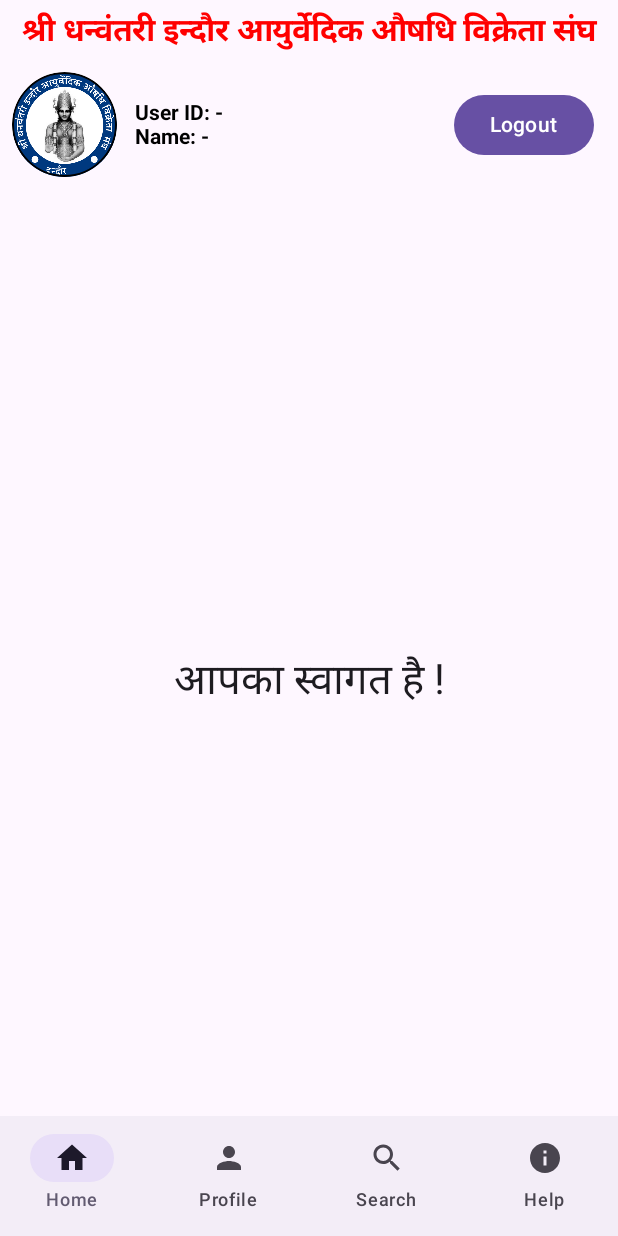
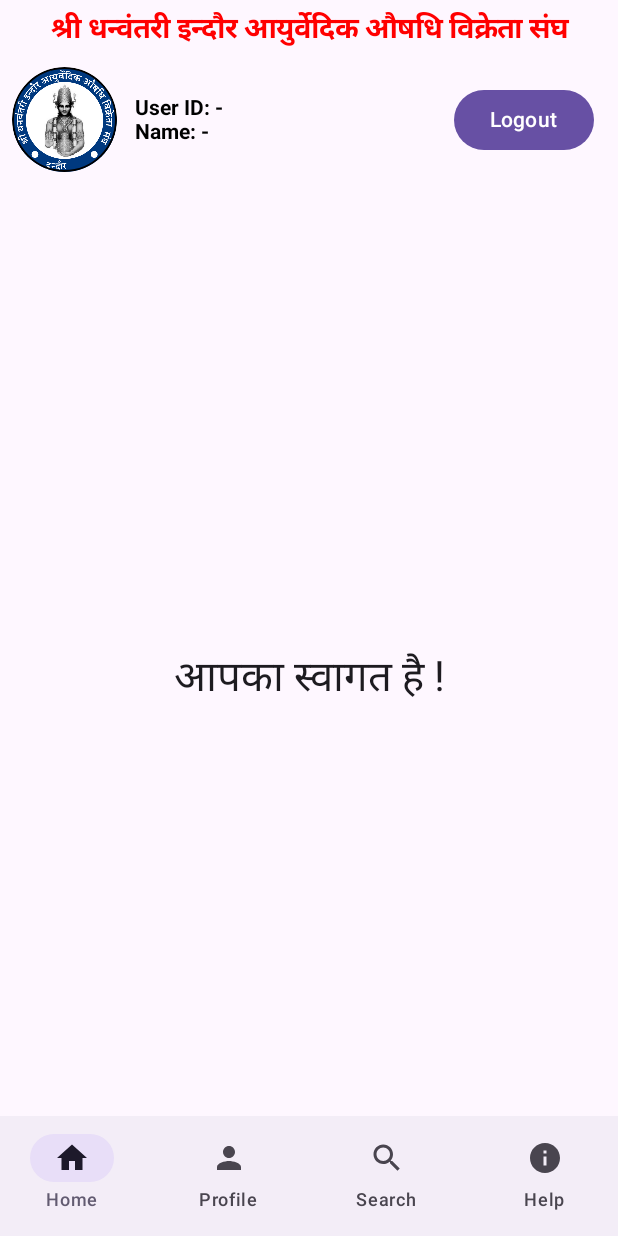
Before and after one commit to Hrishikesh30/SDIAAVS, an Android app built with Jetpack Compose: the MainScreen screen opened through its navigation route, on a phone screen of 412 x 824 dp. Run offline under Robolectric (Android 15) with nearby library versions, the phone set to English and light mode, and no system bars; our stand-ins replace Firebase (no records; nobody signed in at launch, a user with empty details on screens opened directly).

Commit message:
Minor Fixes

```diff
--- a/app/src/main/java/com/example/sdiaavs/ui/content/HomePage.kt
+++ b/app/src/main/java/com/example/sdiaavs/ui/content/HomePage.kt
@@ -9,7 +9,6 @@ import androidx.compose.foundation.layout.Column
 import androidx.compose.foundation.layout.IntrinsicSize
 import androidx.compose.foundation.layout.Row
 import androidx.compose.foundation.layout.Spacer
-import androidx.compose.foundation.layout.fillMaxHeight
 import androidx.compose.foundation.layout.fillMaxSize
 import androidx.compose.foundation.layout.fillMaxWidth
 import androidx.compose.foundation.layout.height
@@ -20,15 +19,14 @@ import androidx.compose.foundation.shape.CircleShape
 import androidx.compose.material3.Button
 import androidx.compose.material3.MaterialTheme
 import androidx.compose.material3.Text
-import androidx.compose.material3.TextButton
 import androidx.compose.runtime.Composable
 import androidx.compose.runtime.getValue
 import androidx.compose.ui.Alignment
 import androidx.compose.ui.Modifier
 import androidx.compose.ui.draw.clip
 import androidx.compose.ui.graphics.Color
+import androidx.compose.ui.res.painterResource
 import androidx.compose.ui.text.font.FontWeight
-import androidx.compose.ui.res.painterResource
 import androidx.compose.ui.tooling.preview.Preview
 import androidx.compose.ui.unit.dp
 import androidx.compose.ui.unit.sp
@@ -36,6 +34,7 @@ import com.example.sdiaavs.R
 import com.example.sdiaavs.dataModel.UserData
 import com.example.sdiaavs.viewModel.AuthViewModel
 import com.example.sdiaavs.viewModel.UserViewModel
+
 @Composable
 fun HomePageContent(
     user: UserData?,
@@ -54,7 +53,7 @@ fun HomePageContent(
                 text = "श्री धन्वंतरी इन्दौर आयुर्वेदिक औषधि विक्रेता संघ",
                 color = Color.Red,
                 fontWeight = FontWeight.Bold,
-                fontSize = 21.sp
+                fontSize = 19.sp
             )
         }
 
```
